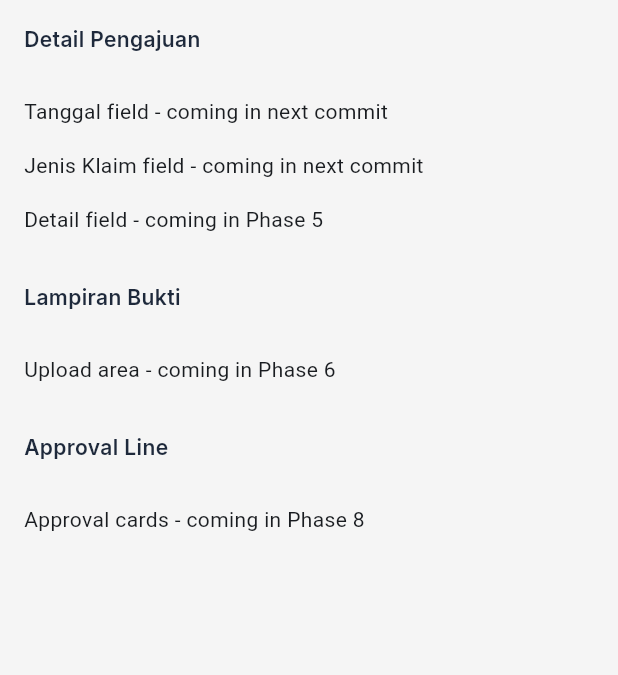
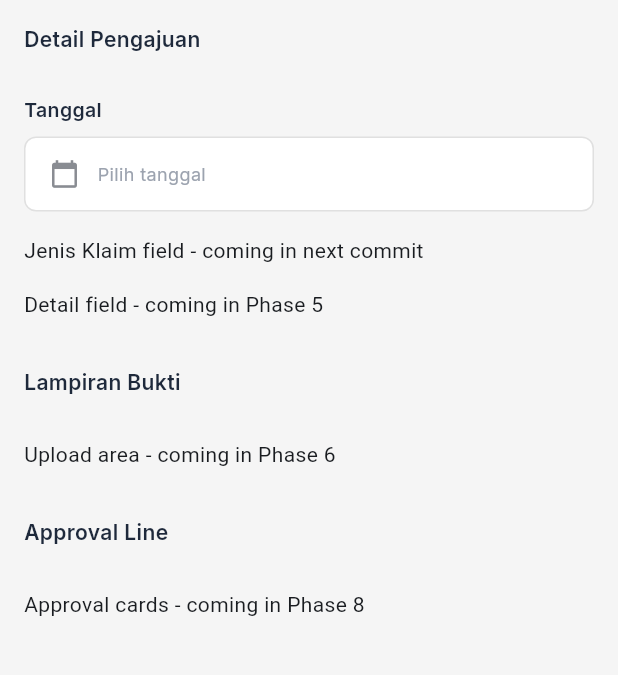
Before and after one commit to RulyOctareza/reimburse_venturo, a Flutter app: the ReimbursementFormPage screen opened by its route, on a phone screen of 412 x 824 dp, the part 84-759 px from its top. Run offline on Flutter 3.47's test engine with Material 3 defaults, Android fonts, the light colour scheme and no system bars; our stand-ins replace get, google_fonts, table_calendar.

Commit message:
feat: implement date picker field
- Add table_calendar integration
- Create date picker bottom sheet
- Implement date selection logic
- Format date display (dd MMM yyyy)
- Connect to form controller

```diff
--- a/lib/app/presentation/pages/reimbursement_form_page.dart
+++ b/lib/app/presentation/pages/reimbursement_form_page.dart
@@ -1,6 +1,7 @@
 import 'package:flutter/material.dart';
 import 'package:get/get.dart';
 import 'package:reimburse_venturo/app/presentation/controllers/reimbursement_form_controller.dart';
+import 'package:reimburse_venturo/app/presentation/widgets/date_picker_field.dart';
 import 'package:reimburse_venturo/app/presentation/widgets/section_header.dart';
 import 'package:reimburse_venturo/core/constants/app_colors.dart';
 
@@ -26,8 +27,15 @@ class ReimbursementFormPage extends GetView<ReimbursementFormController> {
             // Section 1: Detail Pengajuan
             const SectionHeader(title: 'Detail Pengajuan'),
             const SizedBox(height: 16),
-            // Fields will be added in next commits
-            const Text('Tanggal field - coming in next commit'),
+            // Date Field
+            Obx(() => DatePickerField(
+                  label: 'Tanggal',
+                  hint: 'Pilih tanggal',
+                  selectedDate: controller.selectedDate.value,
+                  onDateSelected: (date) {
+                    controller.selectedDate.value = date;
+                  },
+                )),
             const SizedBox(height: 16),
             const Text('Jenis Klaim field - coming in next commit'),
             const SizedBox(height: 16),
--- /dev/null
+++ b/lib/app/presentation/widgets/date_picker_field.dart
@@ -0,0 +1,133 @@
+import 'package:flutter/material.dart';
+import 'package:get/get.dart';
+import 'package:intl/intl.dart';
+import 'package:table_calendar/table_calendar.dart';
+import 'package:reimburse_venturo/core/constants/app_colors.dart';
+import 'package:reimburse_venturo/core/theme/app_text_styles.dart';
+
+class DatePickerField extends StatelessWidget {
+  final String label;
+  final String hint;
+  final DateTime? selectedDate;
+  final Function(DateTime) onDateSelected;
+
+  const DatePickerField({
+    super.key,
+    required this.label,
+    required this.hint,
+    required this.selectedDate,
+    required this.onDateSelected,
+  });
+
+  void _showDatePicker(BuildContext context) {
+    DateTime focusedDay = selectedDate ?? DateTime.now();
+    DateTime? tempSelectedDate = selectedDate;
+
+    Get.bottomSheet(
+      Container(
+        decoration: const BoxDecoration(
+          color: Colors.white,
+          borderRadius: BorderRadius.vertical(top: Radius.circular(20)),
+        ),
+        padding: const EdgeInsets.all(16),
+        child: StatefulBuilder(
+          builder: (context, setState) {
+            return Column(
+              mainAxisSize: MainAxisSize.min,
+              children: [
+                // Calendar
+                TableCalendar(
+                  firstDay: DateTime(2000),
+                  lastDay: DateTime(2100),
+                  focusedDay: focusedDay,
+                  selectedDayPredicate: (day) {
+                    return isSameDay(tempSelectedDate, day);
+                  },
+                  onDaySelected: (selectedDay, focusedDay) {
+                    setState(() {
+                      tempSelectedDate = selectedDay;
+                    });
+                  },
+                  calendarStyle: CalendarStyle(
+                    selectedDecoration: const BoxDecoration(
+                      color: AppColors.primaryBlue,
+                      shape: BoxShape.circle,
+                    ),
+                    todayDecoration: BoxDecoration(
+                      color: AppColors.primaryBlue.withOpacity(0.3),
+                      shape: BoxShape.circle,
+                    ),
+                  ),
+                  headerStyle: const HeaderStyle(
+                    formatButtonVisible: false,
+                    titleCentered: true,
+                  ),
+                ),
+                const SizedBox(height: 16),
+                // Confirm Button
+                SizedBox(
+                  width: double.infinity,
+                  child: ElevatedButton(
+                    onPressed: () {
+                      if (tempSelectedDate != null) {
+                        onDateSelected(tempSelectedDate!);
+                        Get.back();
+                      }
+                    },
+                    child: const Text('Pilih Tanggal'),
+                  ),
+                ),
+              ],
+            );
+          },
+        ),
+      ),
+      isScrollControlled: true,
+    );
+  }
+
+  @override
+  Widget build(BuildContext context) {
+    return Column(
+      crossAxisAlignment: CrossAxisAlignment.start,
+      children: [
+        Text(
+          label,
+          style: AppTextStyles.fieldLabel,
+        ),
+        const SizedBox(height: 8),
+        InkWell(
+          onTap: () => _showDatePicker(context),
+          child: Container(
+            padding: const EdgeInsets.symmetric(horizontal: 16, vertical: 14),
+            decoration: BoxDecoration(
+              color: AppColors.cardWhite,
+              border: Border.all(color: Colors.grey.shade300),
+              borderRadius: BorderRadius.circular(8),
+            ),
+            child: Row(
+              children: [
+                const Icon(
+                  Icons.calendar_today,
+                  size: 20,
+                  color: AppColors.textLightGray,
+                ),
+                const SizedBox(width: 12),
+                Expanded(
+                  child: Text(
+                    selectedDate != null
+                        ? DateFormat('dd MMM yyyy', 'id_ID').format(selectedDate!)
+                        : hint,
+                    style: selectedDate != null
+                        ? AppTextStyles.bodyMedium
+                        : AppTextStyles.hint,
+                  ),
+                ),
+              ],
+            ),
+          ),
+        ),
+      ],
+    );
+  }
+}
```
